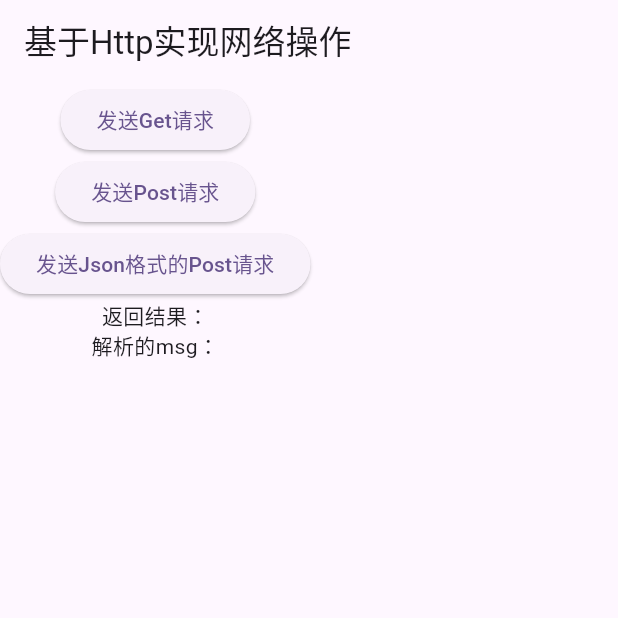
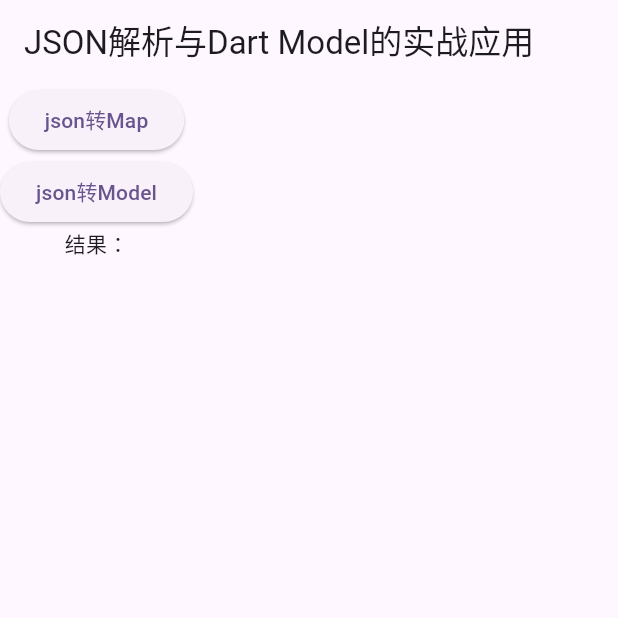
Before and after one commit to wuchao226/flutter_net_storage, a Flutter app: the screen it shows after launch, on a phone screen of 412 x 824 dp, the top half of it. Run offline on Flutter 3.47's test engine with Material 3 defaults, Android fonts, the light colour scheme and no system bars.

Commit message:
JSON解析与Dart Model的实战应用

```diff
--- /dev/null
+++ b/lib/data_model.dart
@@ -0,0 +1,45 @@
+class DataModel {
+  int? code;
+  Data? data;
+  String? msg;
+
+  DataModel({this.code, this.data, this.msg});
+
+  DataModel.fromJson(Map<String, dynamic> json) {
+    code = json['code'];
+    data = json['data'] != null ? Data.fromJson(json['data']) : null;
+    msg = json['msg'];
+  }
+
+  Map<String, dynamic> toJson() {
+    final Map<String, dynamic> data = <String, dynamic>{};
+    data['code'] = code;
+    if (this.data != null) {
+      data['data'] = this.data!.toJson();
+    }
+    data['msg'] = msg;
+    return data;
+  }
+}
+
+class Data {
+  int? code;
+  String? method;
+  String? requestPrams;
+
+  Data({this.code, this.method, this.requestPrams});
+
+  Data.fromJson(Map<String, dynamic> json) {
+    code = json['code'];
+    method = json['method'];
+    requestPrams = json['requestPrams'];
+  }
+
+  Map<String, dynamic> toJson() {
+    final Map<String, dynamic> data = <String, dynamic>{};
+    data['code'] = code;
+    data['method'] = method;
+    data['requestPrams'] = requestPrams;
+    return data;
+  }
+}
--- /dev/null
+++ b/lib/json_parsing_page.dart
@@ -0,0 +1,55 @@
+import 'dart:convert';
+
+import 'package:flutter/material.dart';
+import 'package:flutter_net_storage/data_model.dart';
+
+///JSON解析与Dart Model的使用
+class JsonParsingPage extends StatefulWidget {
+  const JsonParsingPage({super.key});
+
+  @override
+  State<JsonParsingPage> createState() => _JsonParsingPageState();
+}
+
+class _JsonParsingPageState extends State<JsonParsingPage> {
+  var resultShow = '';
+  @override
+  Widget build(BuildContext context) {
+    return Scaffold(
+      appBar: AppBar(
+        title: const Text('JSON解析与Dart Model的实战应用'),
+      ),
+      body: Column(
+        children: [_json2MapBtn(), _json2ModelBtn(), Text("结果：$resultShow")],
+      ),
+    );
+  }
+
+  _json2MapBtn() {
+    return ElevatedButton(onPressed: _json2Map, child: const Text('json转Map'));
+  }
+
+  _json2ModelBtn() {
+    return ElevatedButton(onPressed: _json2Model, child: const Text('json转Model'));
+  }
+
+  //json转map并解析数据
+  void _json2Map() {
+    var jsonString =
+        '{ "code": 0, "data": { "code": 0, "method": "POST", "jsonParams": { "json": "123" } }, "msg": "SUCCESS." }';
+    Map<String, dynamic> map = jsonDecode(jsonString);
+    setState(() {
+      resultShow = 'code：${map['code']}; jsonParams：${map['data']['jsonParams']}';
+    });
+  }
+
+//json转Model
+  void _json2Model() {
+    var jsonString = '{"code":0,"data":{"code":0,"method":"GET","requestPrams":"11"},"msg":"SUCCESS."}';
+    Map<String, dynamic> map = jsonDecode(jsonString); //json转成Map
+    DataModel model = DataModel.fromJson(map); //将map转成Dart Model
+    setState(() {
+      resultShow = 'code:${model.code};requestPrams：${model.data?.requestPrams}';
+    });
+  }
+}
--- a/lib/main.dart
+++ b/lib/main.dart
@@ -1,5 +1,5 @@
 import 'package:flutter/material.dart';
-import 'package:flutter_net_storage/http_study.dart';
+import 'package:flutter_net_storage/json_parsing_page.dart';
 
 void main() {
   runApp(const MyApp());
@@ -32,7 +32,7 @@
         colorScheme: ColorScheme.fromSeed(seedColor: Colors.deepPurple),
         useMaterial3: true,
       ),
-      home: const HttpStudy(),
+      home: const JsonParsingPage(),
     );
   }
 }
```
